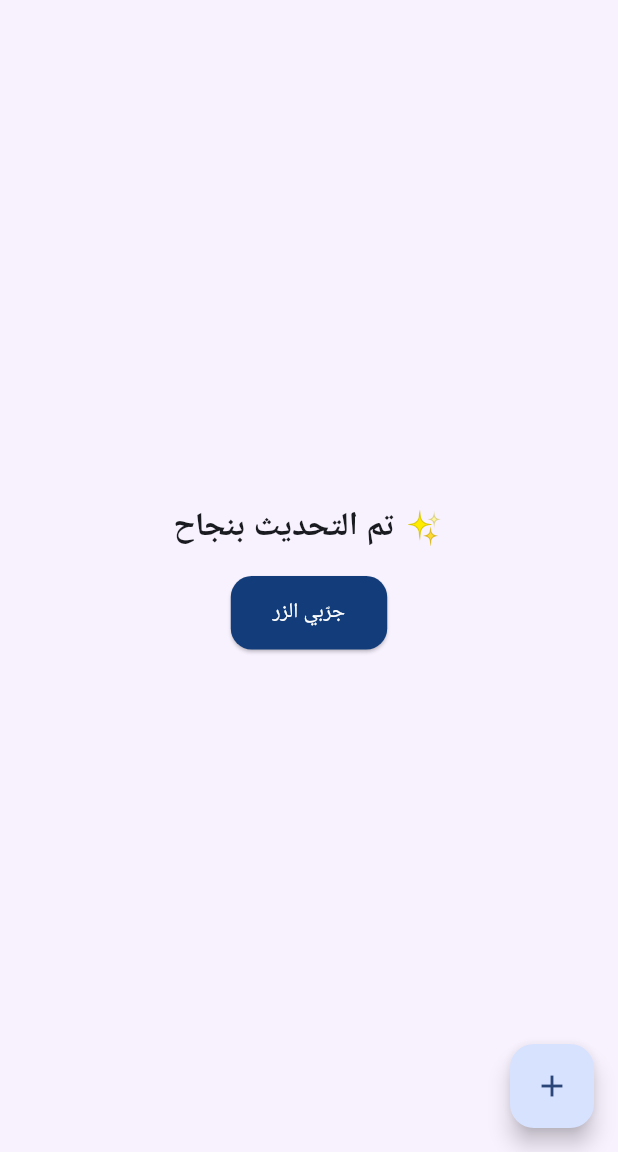
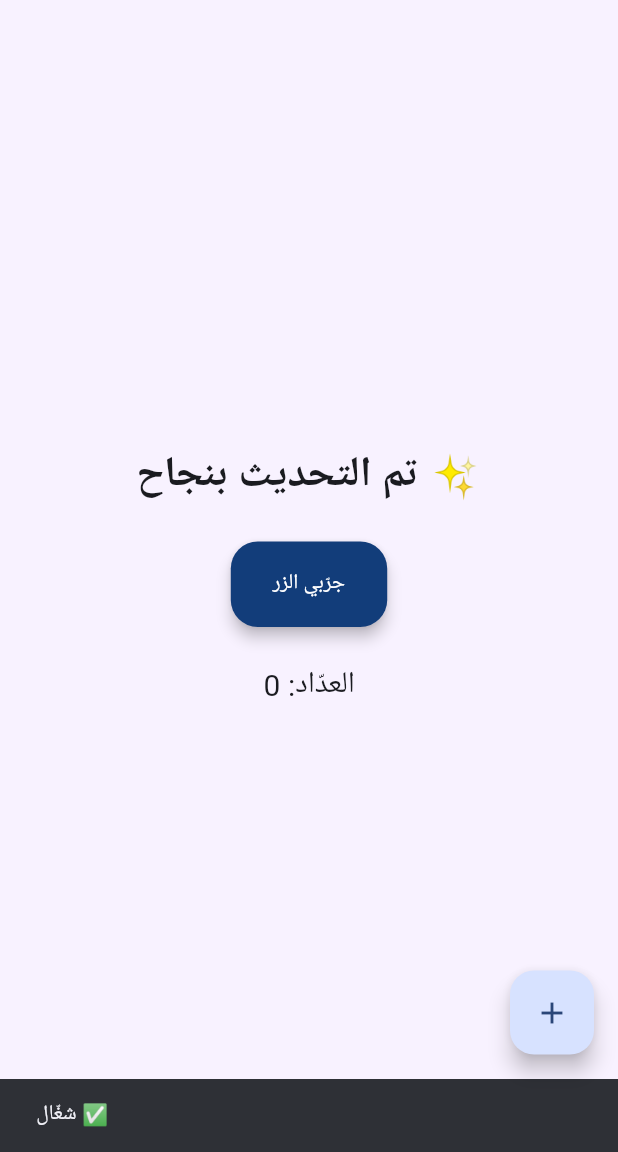
Before and after one commit to bojos86/BBK-AI, a Flutter app: the screen it shows after launch, after a tap on "جرّبي الزر", on a phone screen of 412 x 824 dp, the part 84-1236 px from its top. Run offline on Flutter 3.47's test engine with Material 3 defaults, Android fonts, the light colour scheme and no system bars.

Commit message:
Update main.dart

```diff
--- a/lib/main.dart
+++ b/lib/main.dart
@@ -1,145 +1,90 @@
 import 'package:flutter/material.dart';
 
-void main() => runApp(const BBKAIApp());
+void main() {
+  runApp(const BBKAIApp());
+}
 
 class BBKAIApp extends StatelessWidget {
   const BBKAIApp({super.key});
 
   @override
   Widget build(BuildContext context) {
-    const primary = Color(0xFF123D7A);
-    const bg = Color(0xFFF8F2FF);
-
     return MaterialApp(
       title: 'BBK AI',
       debugShowCheckedModeBanner: false,
       theme: ThemeData(
         colorScheme: ColorScheme.fromSeed(
-          seedColor: primary,
-          primary: primary,
-          background: bg,
+          seedColor: const Color(0xFF123D7A),
+          primary: const Color(0xFF123D7A),
         ),
-        scaffoldBackgroundColor: bg,
+        scaffoldBackgroundColor: const Color(0xFFF8F2FF),
         useMaterial3: true,
+        fontFamily: 'Roboto',
       ),
-      home: const SplashToHome(),
+      home: const HomePage(),
     );
   }
 }
 
-/// سبلش بسيط لعدة ثواني بدون صور
-class SplashToHome extends StatefulWidget {
-  const SplashToHome({super.key});
+class HomePage extends StatefulWidget {
+  const HomePage({super.key});
   @override
-  State<SplashToHome> createState() => _SplashToHomeState();
+  State<HomePage> createState() => _HomePageState();
 }
 
-class _SplashToHomeState extends State<SplashToHome> {
-  @override
-  void initState() {
-    super.initState();
-    Future.delayed(const Duration(seconds: 2), () {
-      if (mounted) {
-        Navigator.of(context).pushReplacement(
-          MaterialPageRoute(builder: (_) => const HomePage()),
+class _HomePageState extends State<HomePage> {
+  int counter = 0;
+
+  void _showSnack(String msg) {
+    ScaffoldMessenger.of(context).showSnackBar(
+      SnackBar(content: Text(msg), duration: const Duration(seconds: 1)),
     );
-      }
-    });
   }
 
   @override
   Widget build(BuildContext context) {
-    return const Scaffold(
-      body: Center(
-        child: _BrandBanner(),
-      ),
-    );
-  }
-}
-
-/// بانر مرسوم بالكود (بدون asset)
-class _BrandBanner extends StatelessWidget {
-  const _BrandBanner();
-
-  @override
-  Widget build(BuildContext context) {
-    return Container(
-      width: double.infinity,
-      padding: const EdgeInsets.symmetric(horizontal: 24, vertical: 32),
-      margin: const EdgeInsets.all(24),
-      decoration: BoxDecoration(
-        gradient: const LinearGradient(
-          colors: [Color(0xFF123D7A), Color(0xFF6D8FD1)],
-          begin: Alignment.topLeft,
-          end: Alignment.bottomRight,
-        ),
-        borderRadius: BorderRadius.circular(20),
-      ),
-      child: const Column(
-        mainAxisSize: MainAxisSize.min,
-        children: [
-          Icon(Icons.auto_awesome, size: 64, color: Colors.white),
-          SizedBox(height: 12),
-          Text(
-            'BBK AI',
-            style: TextStyle(
-              color: Colors.white,
-              fontSize: 28,
-              fontWeight: FontWeight.w700,
-              letterSpacing: 1.2,
-            ),
-          ),
-          SizedBox(height: 6),
-          Text(
-            'Smart • Simple • Fast',
-            style: TextStyle(color: Colors.white70),
-          ),
-        ],
-      ),
-    );
-  }
-}
-
-class HomePage extends StatelessWidget {
-  const HomePage({super.key});
-
-  @override
-  Widget build(BuildContext context) {
-    const primary = Color(0xFF123D7A);
-
     return Scaffold(
       appBar: AppBar(
-        backgroundColor: primary,
+        title: const Text('BBK AI'),
+        backgroundColor: const Color(0xFF123D7A),
         foregroundColor: Colors.white,
-        title: const Text('BBK AI'),
-        centerTitle: false,
       ),
-      body: Center(
+      body: SafeArea(
+        child: Center(
           child: Column(
             mainAxisAlignment: MainAxisAlignment.center,
             children: [
               const Text(
                 'تم التحديث بنجاح ✨',
-              style: TextStyle(fontSize: 22, fontWeight: FontWeight.w600),
+                style: TextStyle(fontSize: 28, fontWeight: FontWeight.w600),
               ),
-            const SizedBox(height: 16),
+              const SizedBox(height: 24),
               ElevatedButton(
-              onPressed: () {},
+                onPressed: () {
+                  _showSnack('شغّال ✅');
+                },
                 style: ElevatedButton.styleFrom(
-                backgroundColor: primary,
+                  backgroundColor: const Color(0xFF123D7A),
                   foregroundColor: Colors.white,
-                padding: const EdgeInsets.symmetric(horizontal: 28, vertical: 14),
+                  padding: const EdgeInsets.symmetric(horizontal: 28, vertical: 18),
                   shape: RoundedRectangleBorder(
-                  borderRadius: BorderRadius.circular(14),
+                    borderRadius: BorderRadius.circular(18),
                   ),
+                  elevation: 4,
                 ),
                 child: const Text('جرّبي الزر'),
               ),
+              const SizedBox(height: 24),
+              Text('العدّاد: $counter', style: const TextStyle(fontSize: 20)),
             ],
           ),
         ),
+      ),
       floatingActionButton: FloatingActionButton(
-        onPressed: () {},
+        onPressed: () {
+          setState(() => counter++);
+          _showSnack('زودنا العدّاد إلى $counter');
+        },
         child: const Icon(Icons.add),
       ),
     );
```
Lines whose indentation alone changed are shown as unchanged.
